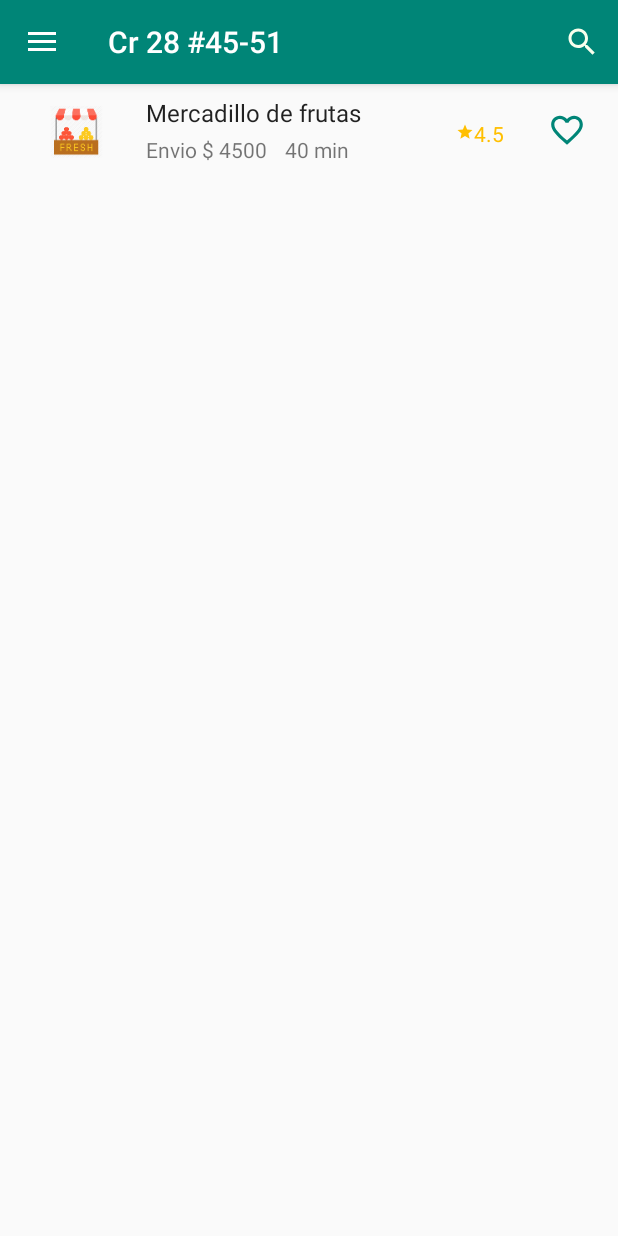
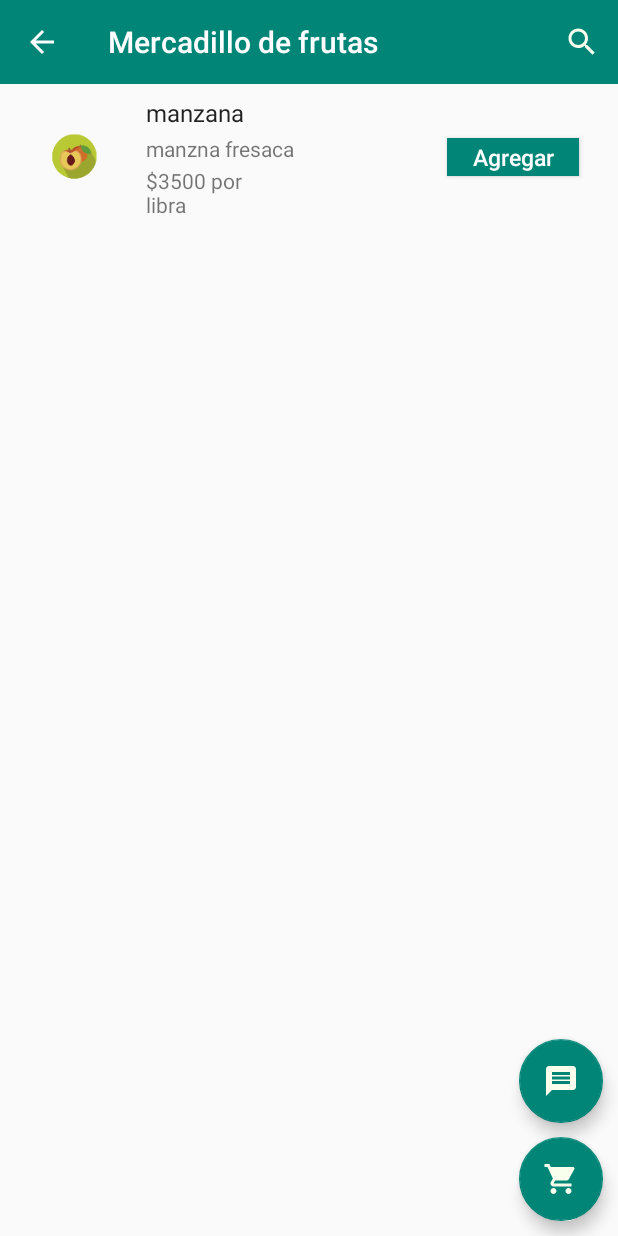
Before and after one commit to FabioGeney/ProyectoDeGrado, an Android app: the MercadilloFragment screen opened directly, with no data from a screen before it, after a tap on "Mercadillo de frutas", on a phone screen of 412 x 824 dp. Run offline under Robolectric (Android 15) with nearby library versions, the phone set to English and light mode, and no system bars; our stand-ins replace Firebase (no records; nobody signed in at launch, a user with empty details on screens opened directly), Picasso.

Commit message:
consulta Producto
lee datos de la base de datos

```diff
--- a/merkatdillo-master/app/src/main/java/com/proyecto/marketdillo/CrearCampesinoActivity.java
+++ b/merkatdillo-master/app/src/main/java/com/proyecto/marketdillo/CrearCampesinoActivity.java
@@ -26,6 +26,7 @@ import com.google.firebase.firestore.DocumentReference;
 import com.google.firebase.firestore.FirebaseFirestore;
 
 import java.util.HashMap;
+import java.util.List;
 import java.util.Map;
 /*clase usada para crear la cuenta de un campesino*/
 public class CrearCampesinoActivity extends AppCompatActivity {
@@ -166,6 +167,7 @@ public class CrearCampesinoActivity extends AppCompatActivity {
 
 
     }
+
     /*Habilita el boton de crear cuenta hasta que todas los campos esten llenos y las contraseñas sean iguales, despues de que se habilite
      * ahi si podra clickear el boton de crear cuenta*/
     private TextWatcher loginTextWatcher = new TextWatcher() {
--- a/merkatdillo-master/app/src/main/java/com/proyecto/marketdillo/MercadilloFragment.java
+++ b/merkatdillo-master/app/src/main/java/com/proyecto/marketdillo/MercadilloFragment.java
@@ -95,7 +95,9 @@ public class MercadilloFragment extends Fragment {
                             mercadilloAdapter = new MercadilloAdapter(mercadillos1, R.layout.list_item_mercadillo, new MercadilloAdapter.OnItemClickListener() {
                                 @Override
                                 public void OnItemClick(Mercadillo mercadillo, int posicion) {
-                                    Toast.makeText(getContext(), mercadillo.getNombre(), Toast.LENGTH_SHORT).show();
+                                    Intent intent = new Intent(getContext(), VistaProductosMercadillo.class);
+                                    intent.putExtra("id", mercadillo.getId());
+                                    startActivity(intent);
                                 }
                             });
                             //Relacionando la lista con el adaptador
--- a/merkatdillo-master/app/src/main/java/com/proyecto/marketdillo/ProductoAdapter.java
+++ b/merkatdillo-master/app/src/main/java/com/proyecto/marketdillo/ProductoAdapter.java
@@ -1,11 +1,13 @@
 package com.proyecto.marketdillo;
 
-import android.annotation.SuppressLint;
+
 import android.content.Context;
+import android.support.annotation.NonNull;
+import android.support.v7.widget.RecyclerView;
+
 import android.view.LayoutInflater;
 import android.view.View;
 import android.view.ViewGroup;
-import android.widget.ArrayAdapter;
 import android.widget.ImageView;
 import android.widget.TextView;
 
@@ -13,40 +15,73 @@ import com.squareup.picasso.Picasso;
 
 import java.util.List;
 
-public class ProductoAdapter extends ArrayAdapter<Producto> {
-    Context context ;
 
-    public ProductoAdapter(Context context, List<Producto> objects) {
-        super(context, 0, objects);
-        this.context = context;
+public class ProductoAdapter extends RecyclerView.Adapter<ProductoAdapter.ViewHolder> {
+
+    private List<Producto> productos;
+    private int layout;
+    private OnItemClickListener itemClickListener;
+    private Context context;
+
+    public  ProductoAdapter(List<Producto> productos, int layout, OnItemClickListener itemClickListener ){
+        this.productos = productos;
+        this.layout = layout;
+        this.itemClickListener = itemClickListener;
+    }
+    @NonNull
+    @Override
+    public ViewHolder onCreateViewHolder(@NonNull ViewGroup viewGroup, int i) {
+        View v = LayoutInflater.from(viewGroup.getContext()).inflate(layout, viewGroup, false);
+        context = viewGroup.getContext();
+        ViewHolder viewHolder = new ViewHolder(v);
+        return viewHolder;
     }
 
-    @SuppressLint("ResourceAsColor")
-    public View getView(int position, View convertView, ViewGroup parent) {
-        // Obtener inflater.
-        LayoutInflater inflater = (LayoutInflater) getContext()
-                .getSystemService(Context.LAYOUT_INFLATER_SERVICE);
+    @Override
+    public void onBindViewHolder(@NonNull ViewHolder viewHolder, int i) {
+        viewHolder.bind(productos.get(i),itemClickListener);
+    }
 
-        // ¿Existe el view actual?
-        if (null == convertView) {
-            convertView = inflater.inflate(
-                    R.layout.list_item_productos,
-                    parent,
-                    false);
+    @Override
+    public int getItemCount() {
+        return productos.size();
+    }
+
+    public class ViewHolder extends RecyclerView.ViewHolder {
+
+        public ImageView imagen;
+        public TextView nombre ;
+        public TextView descripcion;
+        public TextView costoCantidad;
+
+        public ViewHolder(@NonNull View itemView) {
+            super(itemView);
+            imagen = (ImageView) itemView.findViewById(R.id.imagen);
+            nombre = (TextView) itemView.findViewById(R.id.nombre);
+            descripcion = (TextView)itemView.findViewById(R.id.descripcion);
+            costoCantidad = (TextView)itemView.findViewById(R.id.precio);
+
         }
-        ImageView imagen = (ImageView) convertView.findViewById(R.id.imagen);
-        TextView nombre = (TextView) convertView.findViewById(R.id.nombre);
-        TextView descripcion = (TextView)convertView.findViewById(R.id.descripcion);
-        TextView costoCantidad = (TextView)convertView.findViewById(R.id.precio);
-        Producto producto = getItem(position);
+        public void bind( final Producto producto, final OnItemClickListener listener){
+            Picasso.with(context).load(producto.getImagen()).fit().into(imagen);
+            nombre.setText( producto.getNombre());
+            descripcion.setText( producto.getDescripcion() );
+            costoCantidad.setText(producto.getPrecioCantidad());
 
-        Picasso.with(context).load(producto.getImagen()).fit().into(imagen);
-        nombre.setText( producto.getNombre());
-        descripcion.setText( producto.getDescripcion() );
-        costoCantidad.setText(producto.getPrecioCantidad());
 
-        this.notifyDataSetChanged();
+            itemView.setOnClickListener(new View.OnClickListener() {
+                @Override
+                public void onClick(View v) {
+                    listener.OnItemClick(producto, getAdapterPosition());
+                }
+            });
 
-        return convertView;
+
+        }
+    }
+
+    public interface OnItemClickListener{
+        void OnItemClick(Producto mercadillo, int posicion);
+
     }
 }
--- a/merkatdillo-master/app/src/main/java/com/proyecto/marketdillo/VistaProductosMercadillo.java
+++ b/merkatdillo-master/app/src/main/java/com/proyecto/marketdillo/VistaProductosMercadillo.java
@@ -2,25 +2,39 @@ package com.proyecto.marketdillo;
 
 import android.content.Intent;
 import android.os.Bundle;
+import android.support.annotation.NonNull;
 import android.support.design.widget.FloatingActionButton;
 import android.support.v7.app.AppCompatActivity;
+import android.support.v7.widget.LinearLayoutManager;
+import android.support.v7.widget.RecyclerView;
 import android.support.v7.widget.Toolbar;
+import android.util.Log;
 import android.view.Menu;
 import android.view.MenuItem;
 import android.view.View;
 import android.widget.ListView;
 import android.support.v7.widget.SearchView;
+import android.widget.Toast;
+
+import com.google.android.gms.tasks.OnCompleteListener;
+import com.google.android.gms.tasks.Task;
+import com.google.firebase.firestore.FirebaseFirestore;
+import com.google.firebase.firestore.QueryDocumentSnapshot;
+import com.google.firebase.firestore.QuerySnapshot;
 
 import java.util.ArrayList;
 import java.util.List;
 
+import static android.support.constraint.Constraints.TAG;
 
 
 public class VistaProductosMercadillo extends AppCompatActivity implements SearchView.OnQueryTextListener {
 
-    ListView listView;
-    ProductoAdapter productoAdapter;
-    List<Producto> productoList = new ArrayList<>();
+    private RecyclerView mRecyclerView;
+    private RecyclerView.Adapter productoAdapter;
+    private RecyclerView.LayoutManager layoutManager;
+    private List<Producto> productos;
+
     @Override
     protected void onCreate(Bundle savedInstanceState) {
         super.onCreate(savedInstanceState);
@@ -41,12 +55,52 @@ public class VistaProductosMercadillo extends AppCompatActivity implements Searc
             }
         });
 
-        productoList.add(new Producto("Manzana", "la descripcion es muy grande y no se q mas ponert", "$3000 por lb", R.mipmap.ic_fruit));
-        productoList.add(new Producto("Pera", " null point", "$2000 por lb", R.mipmap.ic_fruit));
+        productos = getProductos();
+        layoutManager = new LinearLayoutManager(this);
+        mRecyclerView = findViewById(R.id.listaProductos);
 
-        listView = findViewById(R.id.listaProductos);
-        productoAdapter = new ProductoAdapter(this, productoList);
-        listView.setAdapter(productoAdapter);
+        mRecyclerView.setLayoutManager(layoutManager);
+        mRecyclerView.setAdapter(productoAdapter);
+
+
+    }
+
+    public List<Producto> getProductos(){
+        final ArrayList<Producto> request = new ArrayList<>();
+        request.add(new Producto("manzana", "manzna fresaca", "$3500 por libra", R.mipmap.ic_fruit));
+        String id = getIntent().getExtras().getString("id");
+        FirebaseFirestore db = FirebaseFirestore.getInstance();
+        db.collection("Producto").whereEqualTo("id",id)
+                .get()
+                .addOnCompleteListener(new OnCompleteListener<QuerySnapshot>() {
+                    @Override
+                    public void onComplete(@NonNull Task<QuerySnapshot> task) {
+                        if (task.isSuccessful()) {
+                            for (QueryDocumentSnapshot document : task.getResult()) {
+
+                                Producto producto = document.toObject(Producto.class);
+                                producto.setImagen(R.mipmap.ic_merca_image);
+                                request.add(producto);
+
+                            }
+                            // Inicializar el adaptador con la fuente de datos.
+                            productoAdapter = new ProductoAdapter(productos, R.layout.list_item_productos, new ProductoAdapter.OnItemClickListener() {
+                                @Override
+                                public void OnItemClick(Producto mercadillo, int posicion) {
+
+                                }
+                            });
+                            //Relacionando la lista con el adaptador
+                            mRecyclerView.setLayoutManager(layoutManager);
+                            mRecyclerView.setAdapter(productoAdapter);
+
+
+                        } else {
+                            Log.d(TAG, "Error getting documents: ", task.getException());
+                        }
+                    }
+                });
+        return request;
     }
     @Override
     public boolean onCreateOptionsMenu(Menu menu) {
--- a/merkatdillo-master/app/src/main/res/layout/activity_vista_productos_mercadillo.xml
+++ b/merkatdillo-master/app/src/main/res/layout/activity_vista_productos_mercadillo.xml
@@ -17,12 +17,12 @@
         android:layout_below="@+id/toolbar"
         >
 
-        <ListView
+        <android.support.v7.widget.RecyclerView
             android:id="@+id/listaProductos"
             android:layout_marginTop="0dp"
-            android:layout_width="wrap_content"
+            android:layout_width="match_parent"
             android:layout_height="wrap_content"
-            />
+        />
 
         <android.support.design.widget.FloatingActionButton
             android:layout_width="wrap_content"
```
Also changed, not shown: merkatdillo-master/app/src/main/java/com/proyecto/marketdillo/ProductoFragment.java (+1 -7 lines).
